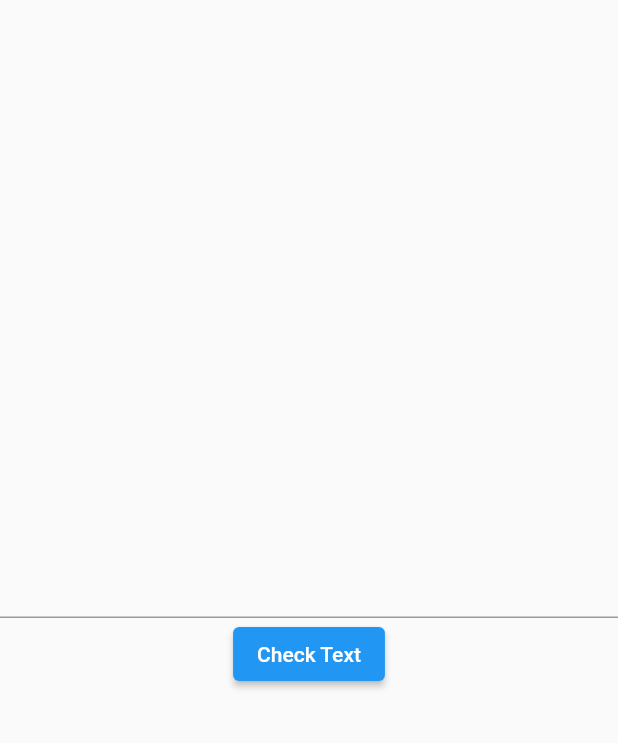
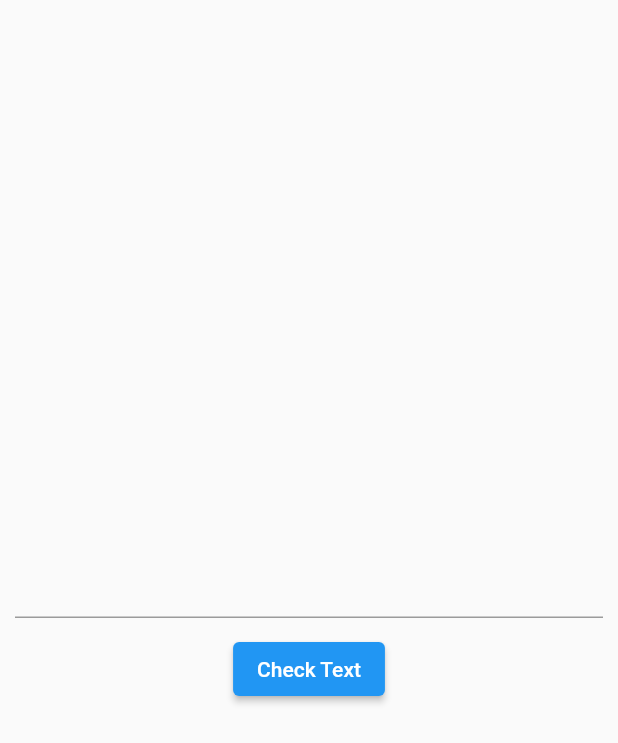
Before and after one commit to ABS-007/content-checker, a Flutter app: the TextChecker screen opened by its route, after a tap on "Check Text", on a phone screen of 412 x 824 dp. Shown: the top 743 px of the screen. Run offline on Flutter 3.47's test engine with Material 2 defaults, Android fonts, the light colour scheme and no system bars; our stand-ins replace image_picker; network calls fail.

Commit message:
intital commit

```diff
--- a/lib/pages/text_checker.dart
+++ b/lib/pages/text_checker.dart
@@ -18,12 +18,13 @@ class _TextCheckerState extends State<TextChecker> {
     final url = Uri.parse(
         "https://neutrinoapi-bad-word-filter.p.rapidapi.com/bad-word-filter");
     final headers = {
-      'content-type': 'application/x-www-form-urlencoded',
+      'content-type': 'application/json',
       'X-RapidAPI-Key': '6c0c776a66msh536572f5dfb2d98p1d0b06jsn8b89eeb288c1',
       'X-RapidAPI-Host': 'neutrinoapi-bad-word-filter.p.rapidapi.com'
     };
     final body = json.encode({"content": _controller.text});
     final response = await http.post(url, headers: headers, body: body);
+    debugPrint(response.body);
     if (response.statusCode == 200) {
       final jsonresponse = jsonDecode(response.body);
       final bool iscussed = jsonresponse["is-bad"];
@@ -45,10 +46,13 @@ class _TextCheckerState extends State<TextChecker> {
       body: Column(
         mainAxisAlignment: MainAxisAlignment.center,
         children: [
-          TextFormField(
-            onChanged: (value) {
-              _controller.text = value;
-            },
+          Padding(
+            padding: const EdgeInsets.all(10.0),
+            child: TextFormField(
+              onChanged: (value) {
+                _controller.text = value;
+              },
+            ),
           ),
           ElevatedButton(
               onPressed: () {
```
Also changed, not shown: pubspec.lock.
